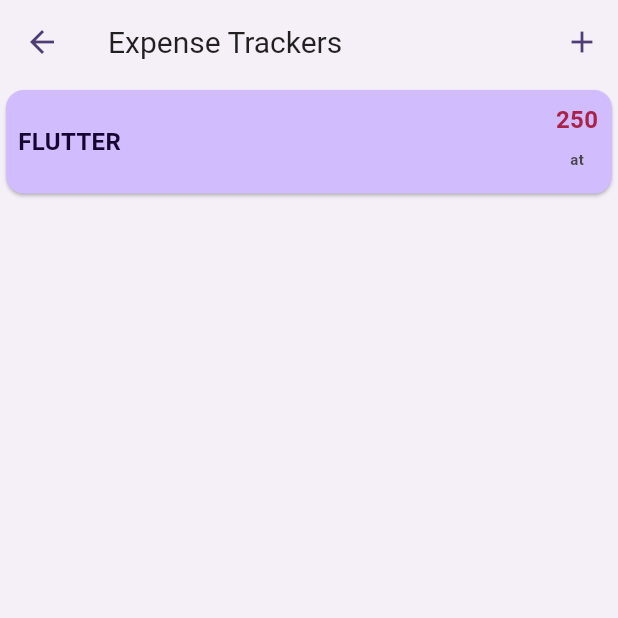
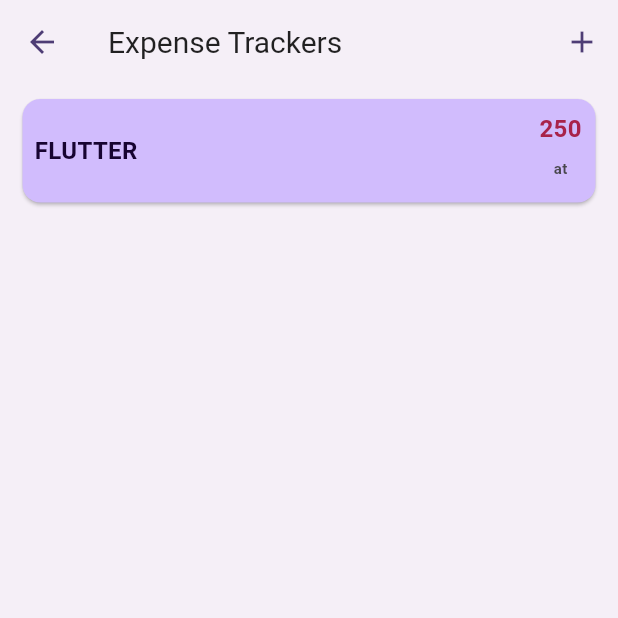
Before and after one commit to ephrim17/flutter_application, a Flutter app: the ExpenseState screen opened directly, on a phone screen of 412 x 824 dp, the top half of it. Run offline on Flutter 3.47's test engine with Material 3 defaults, Android fonts, the phone set to English and light mode, and no system bars; our stand-ins replace google_fonts; missing offline and left inert: date_formatter; Roboto replaces fonts that are missing (Actor).

Commit message:
using card theme inside expense list widgets

```diff
--- a/lib/app_starter_menu.dart
+++ b/lib/app_starter_menu.dart
@@ -53,7 +53,11 @@
             backgroundColor: appColorScheme?.onInverseSurface
         ),
         cardTheme: const CardTheme().copyWith(
-          color: appColorScheme?.inversePrimary
+          color: appColorScheme?.inversePrimary,
+          margin: const EdgeInsets.symmetric(
+            vertical: 10,
+            horizontal: 15
+          ),
         ),
         elevatedButtonTheme: ElevatedButtonThemeData(
           style: ElevatedButton.styleFrom(
--- a/lib/expense_app/expense_list.dart
+++ b/lib/expense_app/expense_list.dart
@@ -14,6 +14,10 @@
       itemCount: expenses.length,
       itemBuilder: (context, index) => Dismissible(
           key: ValueKey(expenses[index]),
+          background: Container (
+            color: Theme.of(context).colorScheme.errorContainer,
+            margin: Theme.of(context).cardTheme.margin,
+          ),
           onDismissed: (direction) {
             removeExpense(expenses[index]);
           },
```
